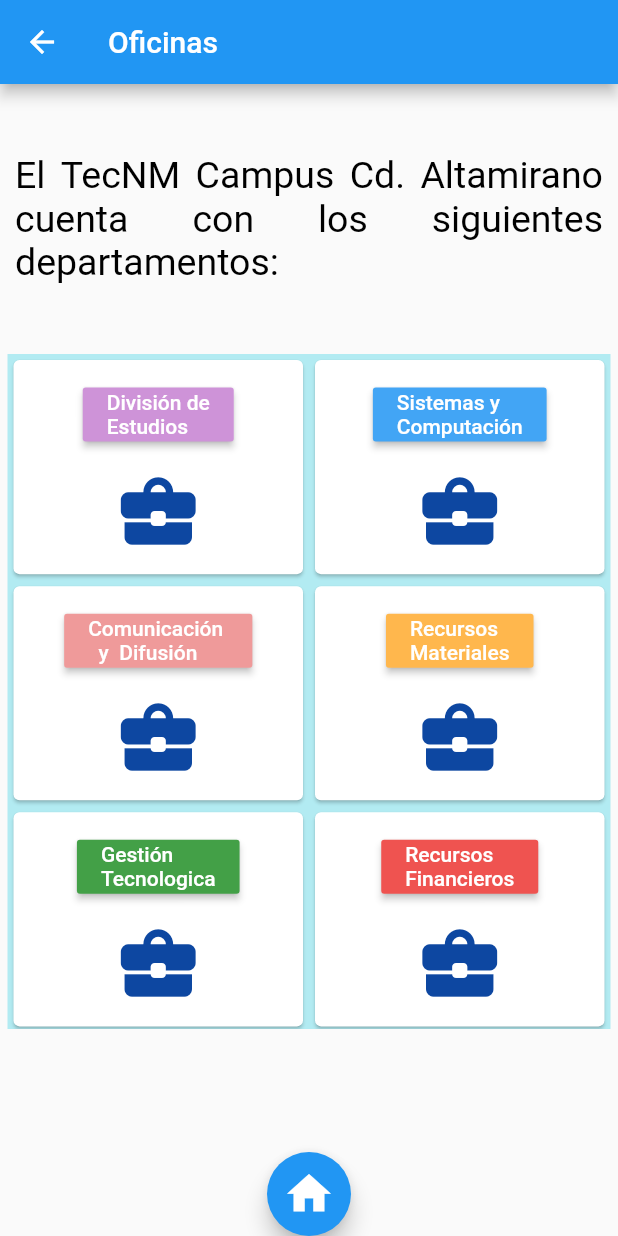
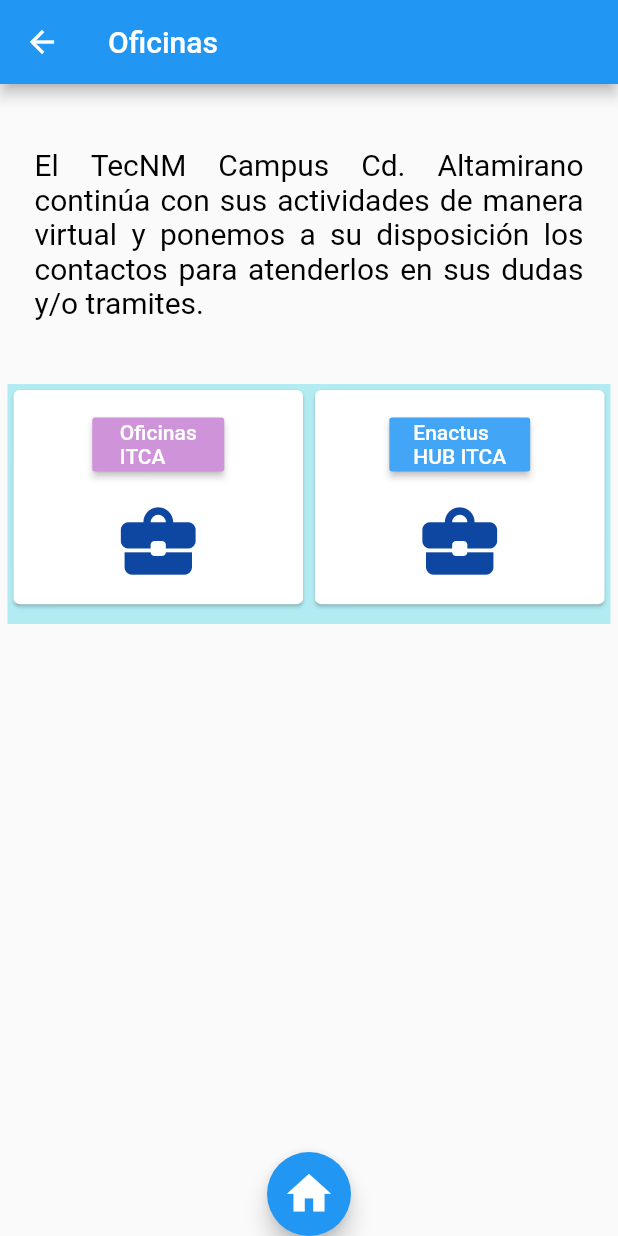
Before and after one commit to Jeryn61297/proyecto_itca, a Flutter app: the OficinasPage screen opened directly, on a phone screen of 412 x 824 dp. Run offline on Flutter 3.47's test engine with Material 2 defaults, Android fonts, the phone set to English and light mode, and no system bars.

Commit message:
ajustes 2.2 y finish oficinas

```diff
--- a/lib/src/pag/fold_carreras/carreras.dart
+++ b/lib/src/pag/fold_carreras/carreras.dart
@@ -52,7 +52,7 @@ Widget _Botones(context) {
   return Padding(
     padding: EdgeInsets.symmetric(horizontal: 5),
     child: Container(
-        height: 380,
+        height: 450,
         width: double.infinity,
         color: Colors.cyan[100],
         child: GridView.count(
--- a/lib/src/pag/fold_oficinas.dart/oficinas.dart
+++ b/lib/src/pag/fold_oficinas.dart/oficinas.dart
@@ -1,12 +1,7 @@
 import 'package:flutter/material.dart';
 import 'package:proyecto_itca/src/home_pages/home_page.dart';
+import 'package:proyecto_itca/src/pag/fold_oficinas.dart/enactus.dart';
 import 'package:proyecto_itca/src/pag/fold_oficinas.dart/sistemas.dart';
-
-/*
-void main() {
-  runApp(OficinasPage());
-}
-*/
 
 class OficinasPage extends StatelessWidget {
   @override
@@ -33,16 +28,16 @@ class OficinasPage extends StatelessWidget {
 
 Widget _TituloPage() {
   return Padding(
-    padding: EdgeInsets.symmetric(horizontal: 10),
+    padding: EdgeInsets.symmetric(horizontal: 23),
     child: Container(
         alignment: Alignment.center,
         width: double.infinity,
-        height: 180,
+        height: 200,
         //color: Colors.grey[400],
         child: Text(
-          'El TecNM Campus Cd. Altamirano cuenta con los siguientes departamentos:',
+          'El TecNM Campus Cd. Altamirano continúa con sus actividades de manera virtual y ponemos a su disposición los contactos para atenderlos en sus dudas y/o tramites.',
           style: TextStyle(
-              color: Colors.black, fontSize: 25, fontWeight: FontWeight.w400),
+              color: Colors.black, fontSize: 20, fontWeight: FontWeight.w400),
           textAlign: TextAlign.justify,
         )),
   );
@@ -52,7 +47,7 @@ Widget _Botones(context) {
   return Padding(
     padding: EdgeInsets.symmetric(horizontal: 5),
     child: Container(
-        height: 450,
+        height: 160,
         width: double.infinity,
         color: Colors.cyan[100],
         child: GridView.count(
@@ -62,13 +57,14 @@ Widget _Botones(context) {
             Muestra(
               child: RaisedButton(
                 child: Text(
-                  'División de\nEstudios',
+                  'Oficinas\nITCA',
                 ),
                 onPressed: () {
                   Navigator.push(
                       context,
                       MaterialPageRoute(
-                          builder: (BuildContext context) => SistemasPage()));
+                          builder: (BuildContext context) =>
+                              DepartamentosPage()));
                 },
                 color: Colors.purple[200],
                 textColor: Colors.white,
@@ -76,63 +72,14 @@ Widget _Botones(context) {
             ),
             Muestra(
               child: RaisedButton(
-                child: Text('Sistemas y\nComputación'),
-                onPressed: () {},
+                child: Text('Enactus\nHUB ITCA'),
+                onPressed: () {
+                  Navigator.push(
+                      context,
+                      MaterialPageRoute(
+                          builder: (BuildContext context) => EnactusPage()));
+                },
                 color: Colors.blue[400],
-                textColor: Colors.white,
-              ),
-            ),
-            Muestra(
-              child: RaisedButton(
-                child: Text(
-                  'Comunicación \n  y  Difusión',
-                ),
-                onPressed: () {},
-                color: Colors.red[200],
-                textColor: Colors.white,
-              ),
-            ),
-            Muestra(
-              child: RaisedButton(
-                child: Text('Recursos \nMateriales'),
-                onPressed: () {},
-                color: Colors.orange[300],
-                textColor: Colors.white,
-              ),
-            ),
-            Muestra(
-              child: RaisedButton(
-                child: Text(
-                  'Gestión\nTecnologica',
-                ),
-                onPressed: () {},
-                color: Colors.green[600],
-                textColor: Colors.white,
-              ),
-            ),
-            Muestra(
-              child: RaisedButton(
-                child: Text('Recursos\nFinancieros'),
-                onPressed: () {},
-                color: Colors.red[400],
-                textColor: Colors.white,
-              ),
-            ),
-            Muestra(
-              child: RaisedButton(
-                child: Text(
-                  'Servicios\nEscolares',
-                ),
-                onPressed: () {},
-                color: Colors.purple,
-                textColor: Colors.white,
-              ),
-            ),
-            Muestra(
-              child: RaisedButton(
-                child: Text('Otra oficina'),
-                onPressed: () {},
-                color: Colors.orange[800],
                 textColor: Colors.white,
               ),
             ),
```
Also changed, not shown: lib/src/pag/fold_oficinas.dart/enactus.dart (added, +139 -0 lines), lib/src/pag/fold_oficinas.dart/sistemas.dart (+231 -44 lines).
